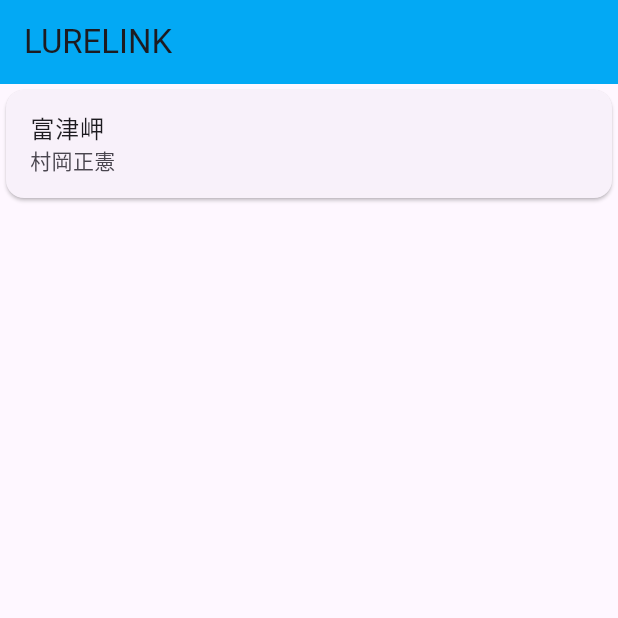
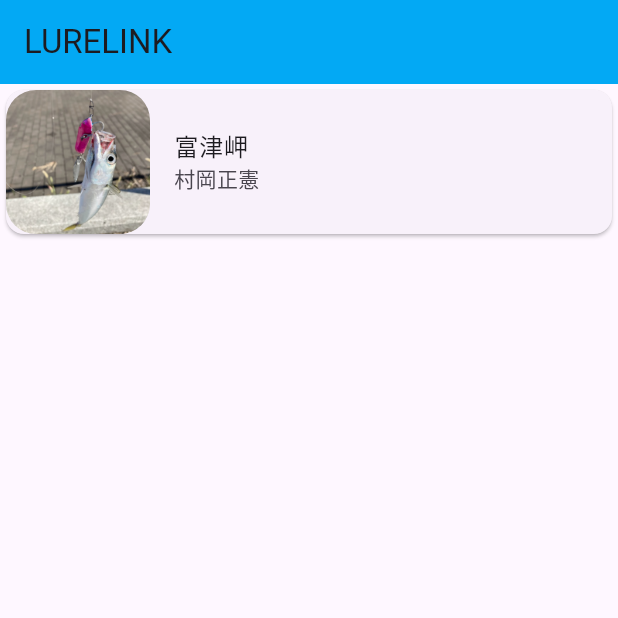
Before and after one commit to Kota049/lure_link, a Flutter app: the screen it shows after launch, on a phone screen of 412 x 824 dp, the top half of it. Run offline on Flutter 3.47's test engine with Material 2 defaults, Android fonts, the light colour scheme and no system bars.

Commit message:
add avatar

```diff
--- a/lure_link_flutter/lib/main.dart
+++ b/lure_link_flutter/lib/main.dart
@@ -52,10 +52,31 @@
   @override
   Widget build(BuildContext context) {
     return Card(
-      child: ListTile(
-        title: Text(title),
-        subtitle: Text(user),
-      ),
-    );
+        child: Row(
+      children: <Widget>[
+        // ClipRRect(
+        //   borderRadius: BorderRadius.circular(10),
+        //   child: Image.asset(
+        //     'images/saba.png',
+        //     width: 100,
+        //     height: 100,
+        //     alignment: Alignment.center,
+        //   ),
+        // ),
+        ClipRRect(
+          borderRadius: BorderRadius.circular(20), // Image border
+          child: SizedBox.fromSize(
+            size: const Size.fromRadius(48), // Image radius
+            child: Image.asset('images/saba.png', fit: BoxFit.cover),
+          ),
+        ),
+        Flexible(
+          child: ListTile(
+            subtitle: Text(user),
+            title: Text(title),
+          ),
+        )
+      ],
+    ));
   }
 }
--- a/lure_link_flutter/pubspec.yaml
+++ b/lure_link_flutter/pubspec.yaml
@@ -89,3 +89,5 @@ flutter:
   #
   # For details regarding fonts from package dependencies,
   # see https://flutter.dev/custom-fonts/#from-packages
+  assets:
+    - images/saba.png
```
Also changed, not shown: lure_link_flutter/images/saba.png (added).
